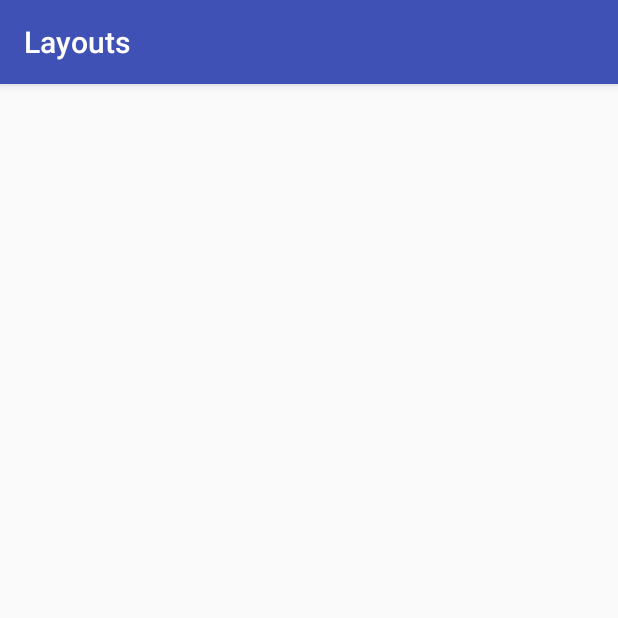
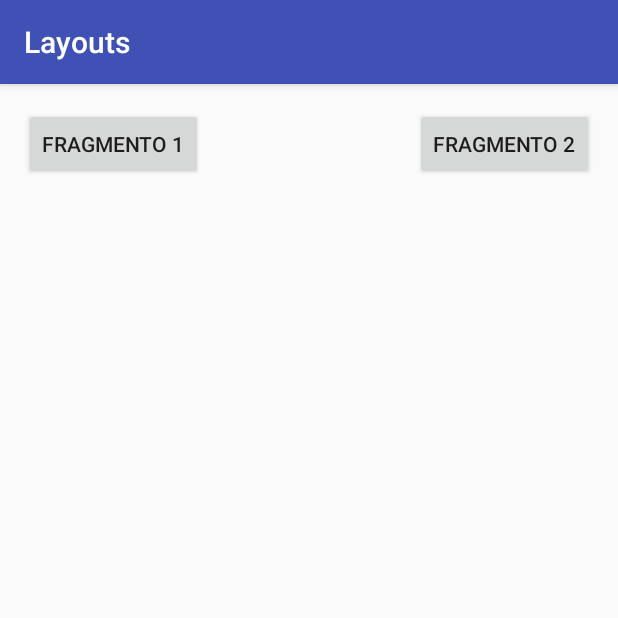
Before and after one commit to CaladoLucas/Layout, an Android app: the MainActivity screen opened directly, with no data from a screen before it, on a phone screen of 412 x 824 dp, the top half of it. Run offline under Robolectric (Android 15) with nearby library versions, the phone set to English and light mode, and no system bars.

Commit message:
fragmentos criados falta chamar

```diff
--- a/app/build.gradle
+++ b/app/build.gradle
@@ -27,6 +27,7 @@ dependencies {
     implementation "org.jetbrains.kotlin:kotlin-stdlib-jre7:$kotlin_version"
     implementation 'com.android.support:appcompat-v7:27.1.1'
     implementation 'com.android.support.constraint:constraint-layout:1.1.0'
+    implementation 'com.android.support:support-v4:27.1.1'
     testImplementation 'junit:junit:4.12'
     androidTestImplementation 'com.android.support.test:runner:1.0.2'
     androidTestImplementation 'com.android.support.test.espresso:espresso-core:3.0.2'
--- a/app/src/main/res/layout/activity_main.xml
+++ b/app/src/main/res/layout/activity_main.xml
@@ -6,4 +6,25 @@
     android:layout_height="match_parent"
     tools:context=".MainActivity">
 
+    <Button
+        android:id="@+id/buttonFrag1"
+        android:layout_width="wrap_content"
+        android:layout_height="wrap_content"
+        android:layout_marginLeft="16dp"
+        android:layout_marginStart="16dp"
+        android:layout_marginTop="16dp"
+        android:text="Fragmento 1"
+        app:layout_constraintStart_toStartOf="parent"
+        app:layout_constraintTop_toTopOf="parent" />
+
+    <Button
+        android:id="@+id/buttonFrag2"
+        android:layout_width="wrap_content"
+        android:layout_height="wrap_content"
+        android:layout_marginEnd="16dp"
+        android:layout_marginRight="16dp"
+        android:layout_marginTop="16dp"
+        android:text="Fragmento 2"
+        app:layout_constraintEnd_toEndOf="parent"
+        app:layout_constraintTop_toTopOf="parent" />
 </android.support.constraint.ConstraintLayout>
--- a/app/src/main/res/values/strings.xml
+++ b/app/src/main/res/values/strings.xml
@@ -1,3 +1,6 @@
 <resources>
     <string name="app_name">Layouts</string>
+
+    <!-- TODO: Remove or change this placeholder text -->
+    <string name="hello_blank_fragment">Hello blank fragment</string>
 </resources>
```
Also changed, not shown: app/src/main/java/com/example/lucas/layouts/Fragment_one.kt (added, +29 -0 lines), app/src/main/java/com/example/lucas/layouts/Fragment_two.kt (added, +29 -0 lines), app/src/main/res/layout/fragment_fragment_one.xml (added, +30 -0 lines), app/src/main/res/layout/fragment_fragment_two.xml (added, +30 -0 lines).
